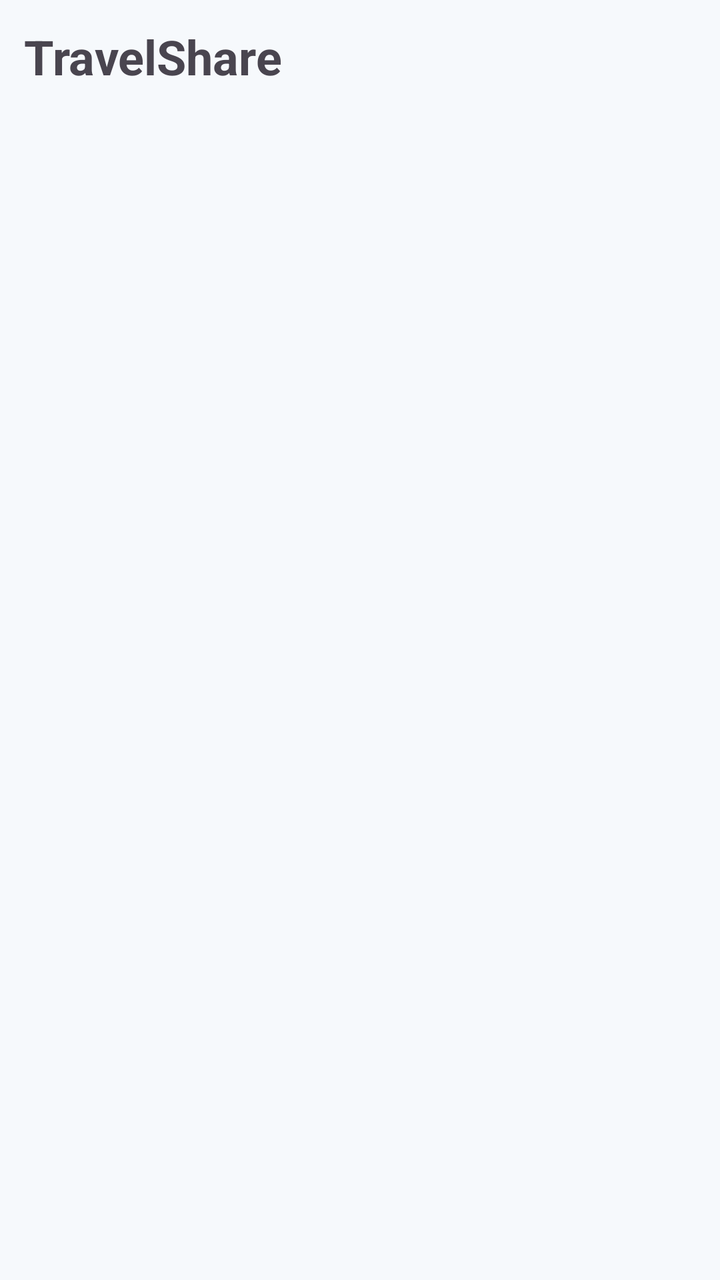
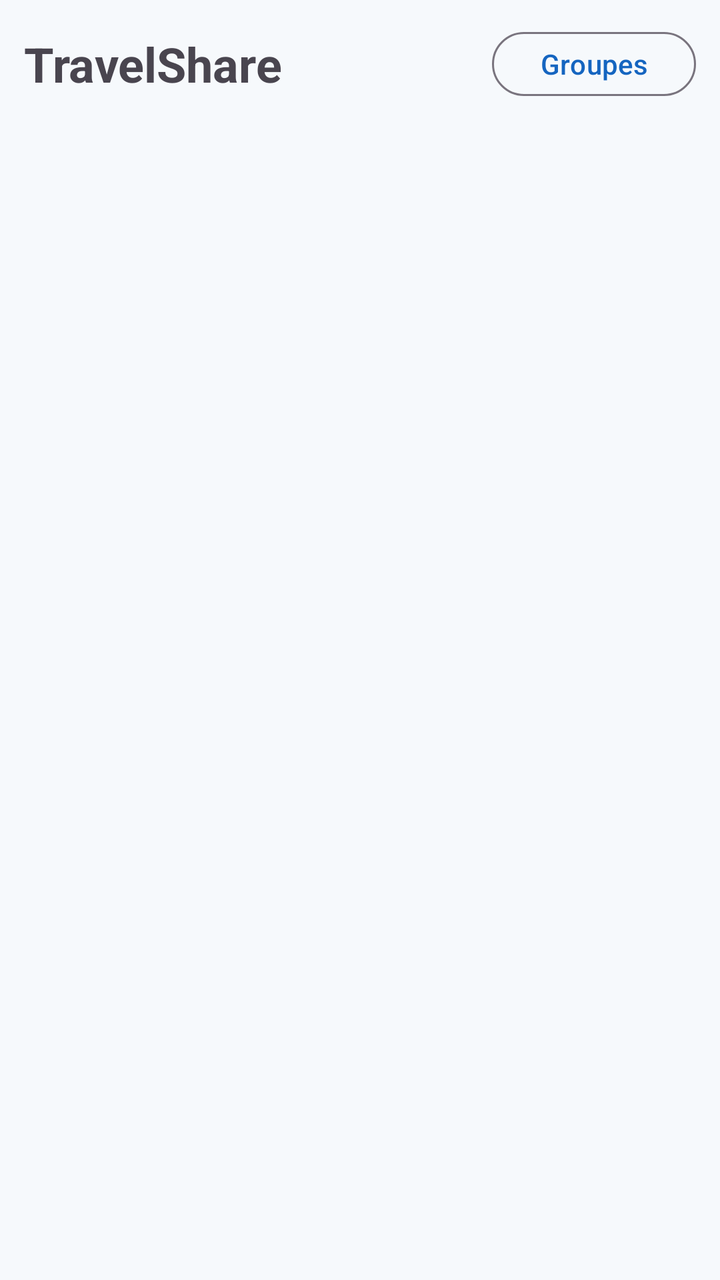

Compare the two renders of this Android layout. The source of the first and the diff that turns it into the second are given below.
<!-- AndroidManifest.xml: application theme Theme.Traveling -->
<!-- res/layout/fragment_feed.xml -->
<?xml version="1.0" encoding="utf-8"?>
<LinearLayout xmlns:android="http://schemas.android.com/apk/res/android"
    android:layout_width="match_parent"
    android:layout_height="match_parent"
    android:orientation="vertical"
    android:padding="12dp">

    <TextView
        android:id="@+id/textFeedTitle"
        android:layout_width="wrap_content"
        android:layout_height="wrap_content"
        android:layout_marginBottom="12dp"
        android:text="TravelShare"
        android:textSize="24sp"
        android:textStyle="bold" />

    <TextView
        android:id="@+id/textEmptyFeed"
        android:layout_width="wrap_content"
        android:layout_height="wrap_content"
        android:layout_gravity="center_horizontal"
        android:layout_marginTop="24dp"
        android:text="Pas de publications disponibles."
        android:visibility="gone" />

    <androidx.recyclerview.widget.RecyclerView
        android:id="@+id/recyclerViewPosts"
        android:layout_width="match_parent"
        android:layout_height="0dp"
        android:layout_weight="1" />

</LinearLayout>
<!-- resources referenced by this layout -->
<resources>
  <style name="Theme.Traveling" parent="Base.Theme.Traveling" />
  <style name="Base.Theme.Traveling" parent="Theme.Material3.DayNight.NoActionBar">
          <item name="colorPrimary">@color/travel_primary</item>
          <item name="colorOnPrimary">@color/travel_on_primary</item>
  
          <item name="colorSecondary">@color/travel_secondary</item>
          <item name="colorOnSecondary">@color/travel_on_secondary</item>
  
          <item name="colorTertiary">@color/travel_tertiary</item>
          <item name="colorOnTertiary">@color/travel_on_tertiary</item>
  
          <item name="android:colorBackground">@color/travel_background</item>
          <item name="colorSurface">@color/travel_surface</item>
          <item name="colorOnSurface">@color/travel_on_surface</item>
      </style>
  <color name="travel_primary">#1565C0</color>
  <color name="travel_on_primary">#FFFFFF</color>
  <color name="travel_secondary">#26A69A</color>
  <color name="travel_on_secondary">#FFFFFF</color>
  <color name="travel_tertiary">#FFB74D</color>
  <color name="travel_on_tertiary">#1F2937</color>
  <color name="travel_background">#F6F9FC</color>
  <color name="travel_surface">#FFFFFF</color>
  <color name="travel_on_surface">#1F2937</color>
</resources>

<!-- the commit's change to res/layout/fragment_feed.xml (unified diff, before → after) -->
@@ -5,14 +5,32 @@
     android:orientation="vertical"
     android:padding="12dp">
 
-    <TextView
-        android:id="@+id/textFeedTitle"
-        android:layout_width="wrap_content"
+    <LinearLayout
+        android:layout_width="match_parent"
         android:layout_height="wrap_content"
         android:layout_marginBottom="12dp"
-        android:text="TravelShare"
-        android:textSize="24sp"
-        android:textStyle="bold" />
+        android:gravity="center_vertical"
+        android:orientation="horizontal">
+
+        <TextView
+            android:id="@+id/textFeedTitle"
+            android:layout_width="0dp"
+            android:layout_height="wrap_content"
+            android:layout_weight="1"
+            android:text="TravelShare"
+            android:textSize="24sp"
+            android:textStyle="bold" />
+
+        <com.google.android.material.button.MaterialButton
+            android:id="@+id/buttonOpenGroups"
+            style="@style/Widget.Material3.Button.OutlinedButton"
+            android:layout_width="wrap_content"
+            android:layout_height="wrap_content"
+            android:minHeight="40dp"
+            android:text="Groupes"
+            android:textAllCaps="false" />
+
+    </LinearLayout>
 
     <TextView
         android:id="@+id/textEmptyFeed"
